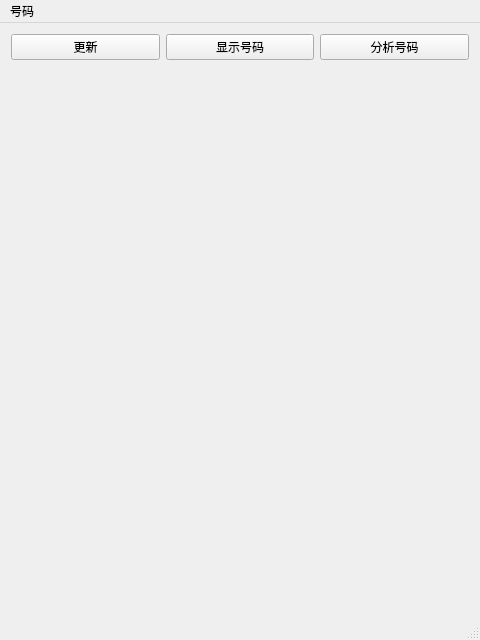
Above: mainwindow.ui from samksan/QTCP115 before the change. Below: the same form after it.
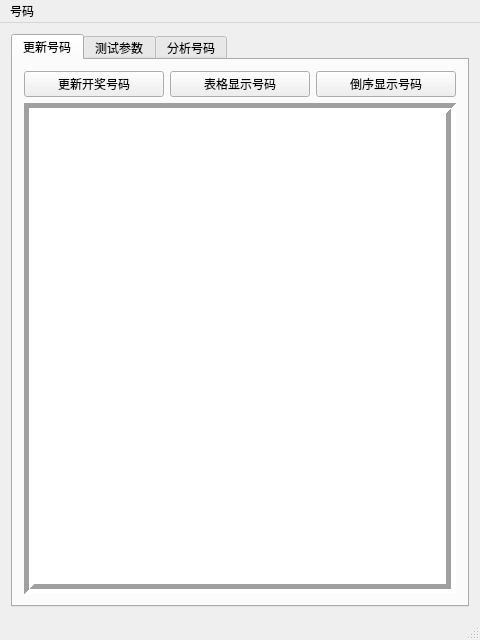
That is the form after the change.

Commit message: 改变外观为选项卡控件

What changed in the file:
```diff
--- a/mainwindow.ui
+++ b/mainwindow.ui
@@ -16,6 +16,16 @@
   <widget class="QWidget" name="centralWidget">
    <layout class="QVBoxLayout" name="verticalLayout">
     <item>
+     <widget class="QTabWidget" name="tabWidget">
+      <property name="currentIndex">
+       <number>0</number>
+      </property>
+      <widget class="QWidget" name="tab">
+       <attribute name="title">
+        <string>更新号码</string>
+       </attribute>
+       <layout class="QVBoxLayout" name="verticalLayout_2">
+        <item>
      <layout class="QHBoxLayout" name="horizontalLayout">
       <item>
        <widget class="QPushButton" name="btn_update_number">
@@ -26,7 +36,7 @@
          </sizepolicy>
         </property>
         <property name="text">
-         <string>更新</string>
+             <string>更新开奖号码</string>
         </property>
        </widget>
       </item>
@@ -39,12 +49,53 @@
          </sizepolicy>
         </property>
         <property name="text">
-         <string>显示号码</string>
+             <string>表格显示号码</string>
         </property>
        </widget>
       </item>
       <item>
+           <widget class="QPushButton" name="btn_view_number_desc">
+            <property name="text">
+             <string>倒序显示号码</string>
+            </property>
+           </widget>
+          </item>
+         </layout>
+        </item>
+        <item>
+         <widget class="QTableView" name="tableView_number">
+          <property name="frameShape">
+           <enum>QFrame::Box</enum>
+          </property>
+          <property name="frameShadow">
+           <enum>QFrame::Sunken</enum>
+          </property>
+          <property name="lineWidth">
+           <number>5</number>
+          </property>
+          <property name="sizeAdjustPolicy">
+           <enum>QAbstractScrollArea::AdjustToContents</enum>
+          </property>
+          <property name="gridStyle">
+           <enum>Qt::SolidLine</enum>
+          </property>
+         </widget>
+        </item>
+       </layout>
+      </widget>
+      <widget class="QWidget" name="tab_test">
+       <attribute name="title">
+        <string>测试参数</string>
+       </attribute>
        <widget class="QPushButton" name="btnAnalysis">
+        <property name="geometry">
+         <rect>
+          <x>140</x>
+          <y>50</y>
+          <width>101</width>
+          <height>23</height>
+         </rect>
+        </property>
         <property name="sizePolicy">
          <sizepolicy hsizetype="Minimum" vsizetype="Preferred">
           <horstretch>0</horstretch>
@@ -55,21 +106,13 @@
          <string>分析号码</string>
         </property>
        </widget>
-      </item>
-     </layout>
-    </item>
-    <item>
-     <spacer name="verticalSpacer">
-      <property name="orientation">
-       <enum>Qt::Vertical</enum>
-      </property>
-      <property name="sizeHint" stdset="0">
-       <size>
-        <width>20</width>
-        <height>40</height>
-       </size>
-      </property>
-     </spacer>
+      </widget>
+      <widget class="QWidget" name="tab_analysis">
+       <attribute name="title">
+        <string>分析号码</string>
+       </attribute>
+      </widget>
+     </widget>
     </item>
    </layout>
   </widget>
```
Lines whose indentation alone changed are shown as unchanged. The commit also changes 2 other files.
